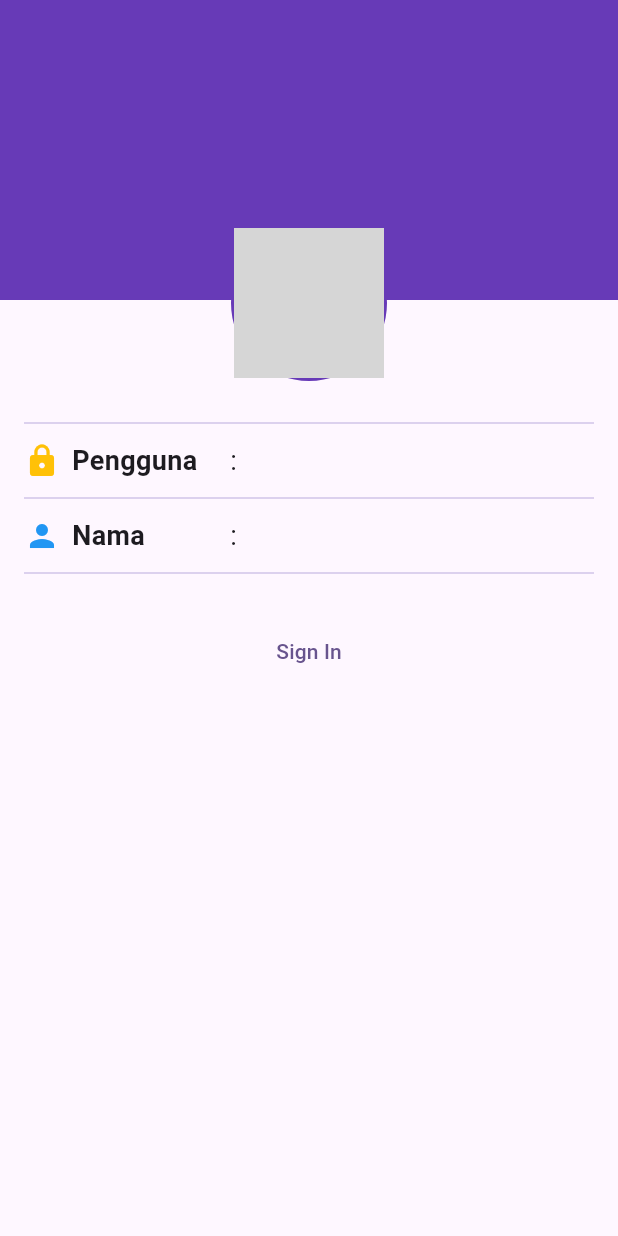
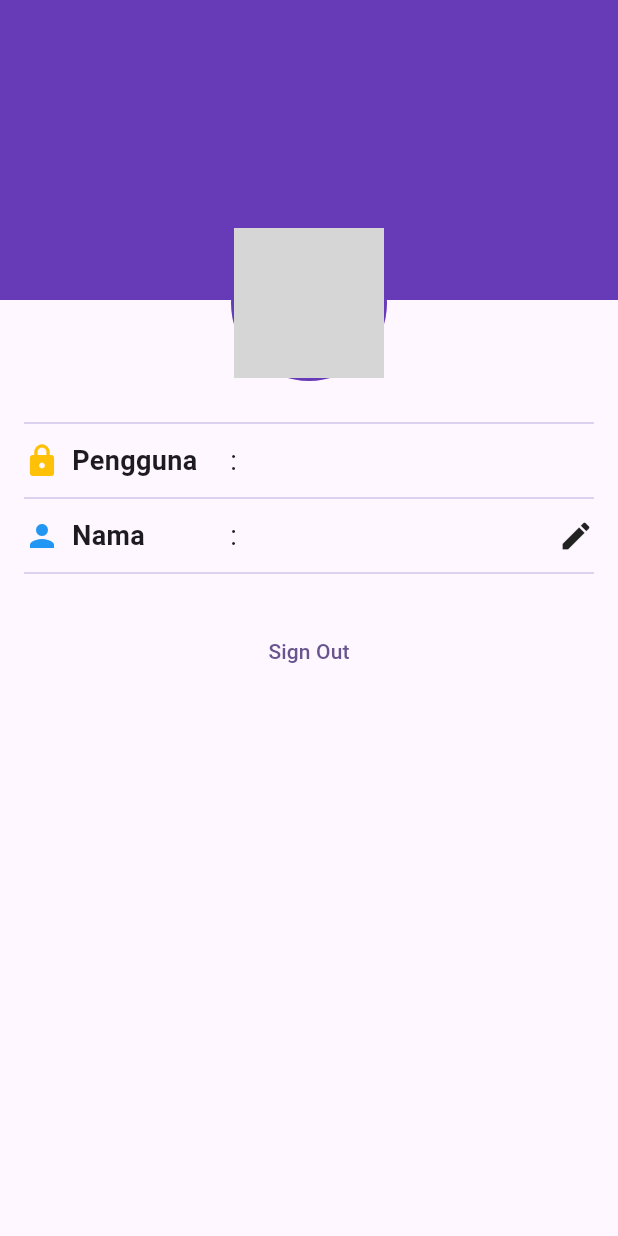
Before and after one commit to putrifathonah/wisata_candi_putrifathonah, a Flutter app: the screen it shows after launch, after a tap on "Sign In", on a phone screen of 412 x 824 dp. Run offline on Flutter 3.47's test engine with Material 3 defaults, Android fonts, the phone set to English and light mode, and no system bars; our stand-ins replace cached_network_image; grey boxes are pictures that could not be loaded.

Commit message:
implementasi di nagian 4
Gunakan fungsi signIn dan signOut pada parameter onPressed di kedua TextButton.
Perhatikan agar tidak salah meletakkan fungsi.
Jika kita jalankan, sekarang fungsi signIn/signOut sederhana sudah berfungsi. Perhatikan pergantian tombol Sign In/Sign Out dan icon kamera dan edit yang ditampilkan/disembunyikan.

```diff
--- a/lib/screens/ProfileScreen.dart
+++ b/lib/screens/ProfileScreen.dart
@@ -154,8 +154,8 @@
                 // periksa nilai isSignedIn jika true tampil  sign out dan false Sign in
                 // fungsi (){} untuk sementara dibuat anonimous function
                 isSignedIn
-                    ? TextButton(onPressed: () {}, child: Text('Sign Out'))
-                    : TextButton(onPressed: () {}, child: Text('Sign In')),
+                    ? TextButton(onPressed: signOut, child: Text('Sign Out'))
+                    : TextButton(onPressed: signIn, child: Text('Sign In')),
               ],
             ),
           ),
```
